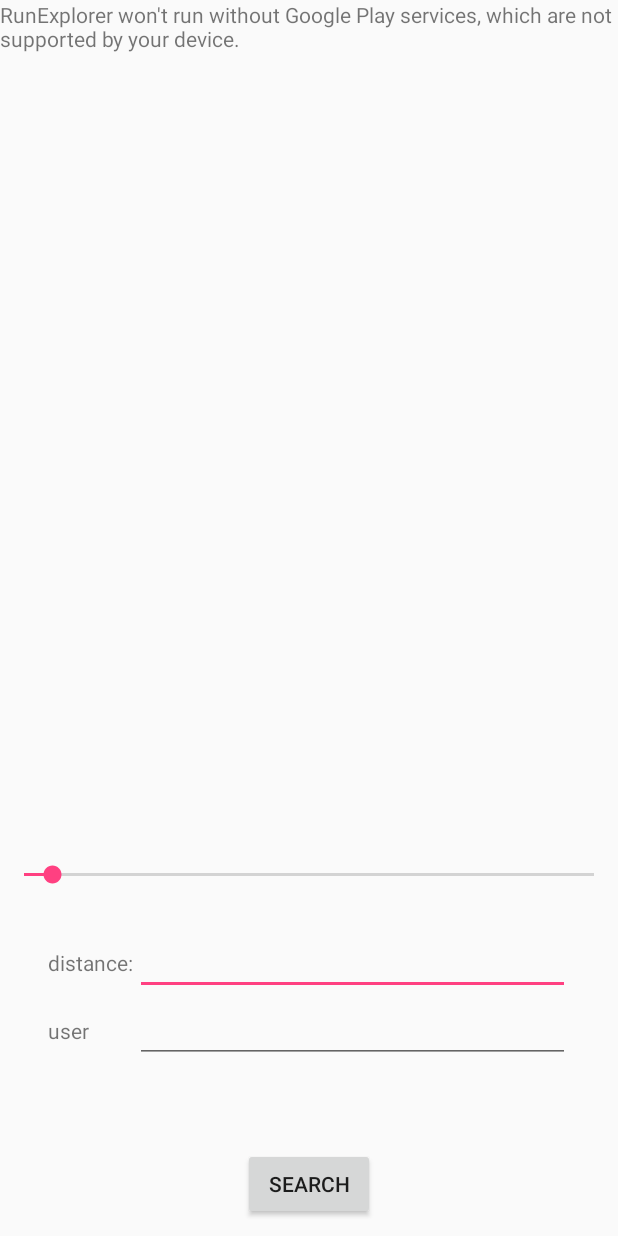
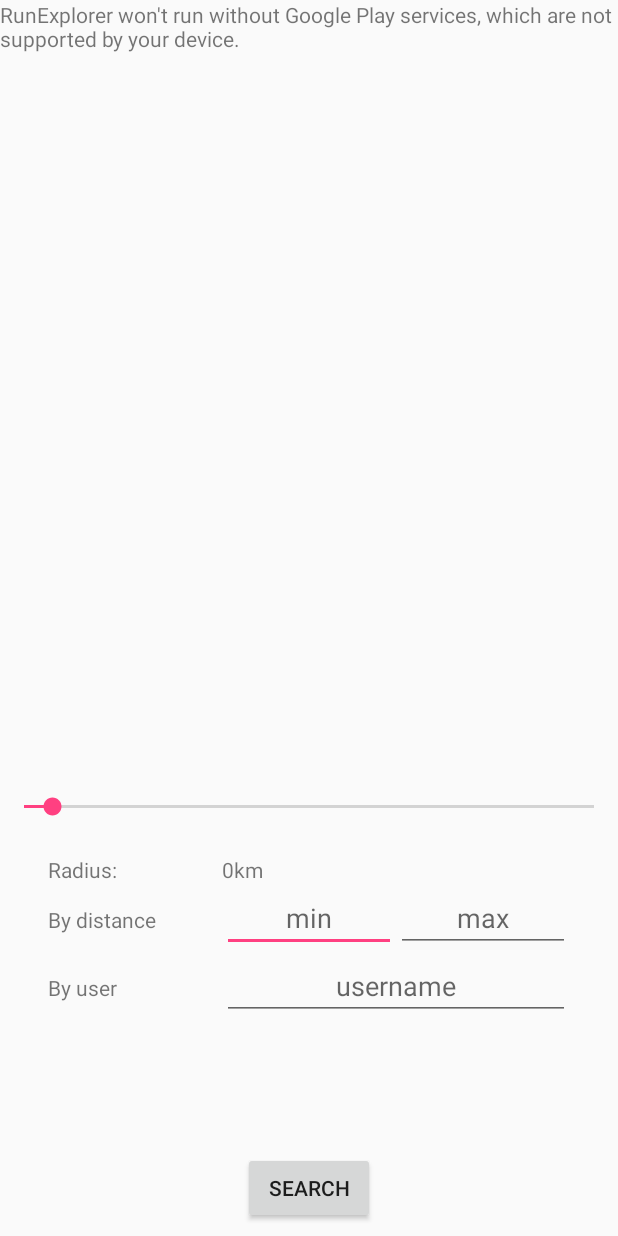
Before and after one commit to WPaczula/run-explorer, an Android app: the RouteSearchActivity screen opened directly, with no data from a screen before it, on a phone screen of 412 x 824 dp. Run offline under Robolectric (Android 15) with nearby library versions, the phone set to English and light mode, and no system bars; our stand-ins replace ButterKnife.

Commit message:
Change search layout to match changed endpoint

```diff
--- a/Android/RunExplorer/app/src/main/java/polsl/engineer/runexplorer/API/RESTServiceEndpoints.java
+++ b/Android/RunExplorer/app/src/main/java/polsl/engineer/runexplorer/API/RESTServiceEndpoints.java
@@ -1,9 +1,12 @@
 package polsl.engineer.runexplorer.API;
+
+import java.util.List;
 
 import polsl.engineer.runexplorer.API.Data.JWT;
 import polsl.engineer.runexplorer.API.Data.Message;
 import polsl.engineer.runexplorer.API.Data.NewRunData;
 import polsl.engineer.runexplorer.API.Data.RouteData;
+import polsl.engineer.runexplorer.API.Data.RouteTitleData;
 import polsl.engineer.runexplorer.API.Data.User;
 import polsl.engineer.runexplorer.API.Data.UserRoutes;
 import polsl.engineer.runexplorer.API.Data.NewRouteData;
@@ -51,7 +54,14 @@
     Call<Message> saveRoute(@Header("Authorization") String token,
                             @Body NewRouteData data);
 
-    @Headers("content-type: application/json");
+    @Headers("content-type: application/json")
     @GET("/Search")
-    Call<>
+    Call<List<RouteTitleData>> search(@Header("Authorization") String token,
+                                      @Query("maxDistance") int maxDistance,
+                                      @Query("minDistance") int minDistance,
+                                      @Query("username") String username,
+                                      @Query("lat") double lat,
+                                      @Query("lng") double lng,
+                                      @Query("radius") int radius,
+                                      @Query("skip") int skip);
 }
--- a/Android/RunExplorer/app/src/main/java/polsl/engineer/runexplorer/Activities/RouteSearchActivity.java
+++ b/Android/RunExplorer/app/src/main/java/polsl/engineer/runexplorer/Activities/RouteSearchActivity.java
@@ -9,6 +9,7 @@
 import android.support.v4.content.ContextCompat;
 import android.widget.ProgressBar;
 import android.widget.SeekBar;
+import android.widget.TextView;
 import android.widget.Toast;
 
 import com.google.android.gms.maps.CameraUpdate;
@@ -22,6 +23,8 @@
 import com.google.android.gms.maps.model.Marker;
 import com.google.android.gms.maps.model.MarkerOptions;
 
+import org.w3c.dom.Text;
+
 import butterknife.BindView;
 import butterknife.ButterKnife;
 import polsl.engineer.runexplorer.R;
@@ -31,6 +34,8 @@
     private GoogleMap mMap;
     @BindView(R.id.radius_sb)
     public SeekBar radiusBar;
+    @BindView(R.id.radius_value_tv)
+    public TextView radiusValue;
     private Marker centerMarker;
     private Circle searchCircle;
 
@@ -43,6 +48,7 @@
         SupportMapFragment mapFragment = (SupportMapFragment) getSupportFragmentManager()
                 .findFragmentById(R.id.map);
         mapFragment.getMapAsync(this);
+        radiusValue.setText("0km");
         radiusBar.setOnSeekBarChangeListener(this);
         radiusBar.setMax(100);
         radiusBar.setProgress(5);
@@ -88,12 +94,15 @@
             searchCircle.remove();
         centerMarker = mMap.addMarker(new MarkerOptions().position(latLng));
         searchCircle = mMap.addCircle(new CircleOptions().center(latLng).radius((double)radiusBar.getProgress()*100));
+        radiusValue.setText(radiusBar.getProgress()*0.1f + "km");
     }
 
     @Override
     public void onProgressChanged(SeekBar seekBar, int progress, boolean fromUser) {
-        if(centerMarker != null)
+        if(centerMarker != null){
             searchCircle.setRadius(progress*100);
+            radiusValue.setText(progress/10f + "km");
+        }
     }
 
     @Override
--- a/Android/RunExplorer/app/src/main/res/layout/activity_route_search.xml
+++ b/Android/RunExplorer/app/src/main/res/layout/activity_route_search.xml
@@ -22,7 +22,7 @@
         android:orientation="vertical"
         android:layout_height="0dp"
         android:layout_width="match_parent"
-        android:layout_weight="2"
+        android:layout_weight="3"
         android:layout_gravity="bottom"
         android:layout_marginStart="@dimen/activity_horizontal_margin"
         android:layout_marginEnd="@dimen/activity_horizontal_margin"
@@ -33,16 +33,42 @@
             android:orientation="horizontal">
             <TextView
                 android:layout_width="0dp"
+                android:layout_weight="2"
                 android:layout_height="wrap_content"
-                android:layout_weight="1"
-
-                android:text="@string/distance"/>
-            <EditText
-                android:id="@+id/distance_value_et"
+                android:text="@string/radius_tv"/>
+            <TextView
+                android:id="@+id/radius_value_tv"
+                android:layout_width="0dp"
+                android:layout_gravity="center"
+                android:layout_height="wrap_content"
+                android:layout_weight="4"/>
+        </LinearLayout>
+        <LinearLayout
+            android:layout_width="match_parent"
+            android:layout_height="wrap_content"
+            android:orientation="horizontal">
+            <TextView
                 android:layout_width="0dp"
                 android:layout_height="wrap_content"
-                android:layout_weight="5"
-                android:inputType="numberDecimal"/>
+                android:layout_weight="2"
+
+                android:text="@string/distance_search"/>
+            <EditText
+                android:id="@+id/distance_min_value_et"
+                android:layout_width="0dp"
+                android:layout_height="wrap_content"
+                android:layout_weight="2"
+                android:inputType="numberDecimal"
+                android:gravity="center"
+                android:hint="@string/min"/>
+            <EditText
+                android:id="@+id/distance_max_value_et"
+                android:layout_width="0dp"
+                android:layout_height="wrap_content"
+                android:layout_weight="2"
+                android:inputType="numberDecimal"
+                android:gravity="center"
+                android:hint="@string/max"/>
         </LinearLayout>
 
         <LinearLayout
@@ -51,14 +77,15 @@
             <TextView
                 android:layout_width="0dp"
                 android:layout_height="wrap_content"
-                android:layout_weight="1"
-
+                android:layout_weight="2"
                 android:text="@string/user"/>
             <EditText
                 android:id="@+id/user_ed"
                 android:layout_width="0dp"
+                android:gravity="center"
                 android:layout_height="wrap_content"
-                android:layout_weight="5"
+                android:hint="@string/username_hint"
+                android:layout_weight="4"
                 />
         </LinearLayout>
     </LinearLayout>
--- a/Android/RunExplorer/app/src/main/res/values/strings.xml
+++ b/Android/RunExplorer/app/src/main/res/values/strings.xml
@@ -12,7 +12,7 @@
     <string name="choose_route">GO</string>
     <string name="timePer100">Time:</string>
     <string name="title_activity_route_search">Map</string>
-    <string name="user">user</string>
+    <string name="user">By user</string>
     <string name="search">search</string>
     <string name="hint_username">username</string>
     <string name="hint_password">password</string>
@@ -29,4 +29,9 @@
     <string name="distance_title">distance:</string>
     <string name="save_route_data">Save</string>
     <string name="back_btn">back</string>
+    <string name="min">min</string>
+    <string name="max">max</string>
+    <string name="username_hint">username</string>
+    <string name="distance_search">By distance</string>
+    <string name="radius_tv">Radius:</string>
 </resources>
```
Also changed, not shown: 2 other files.
